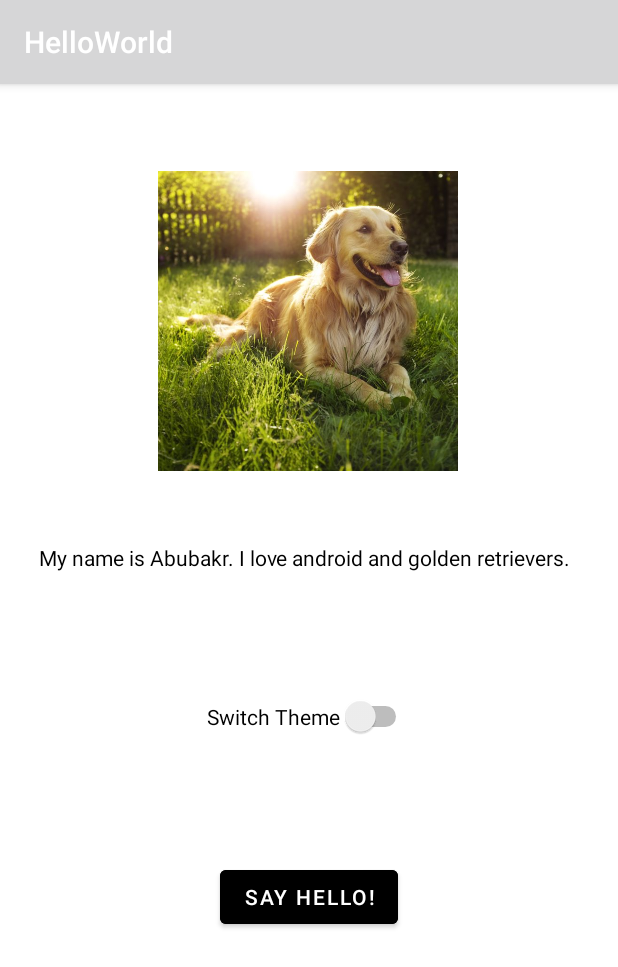
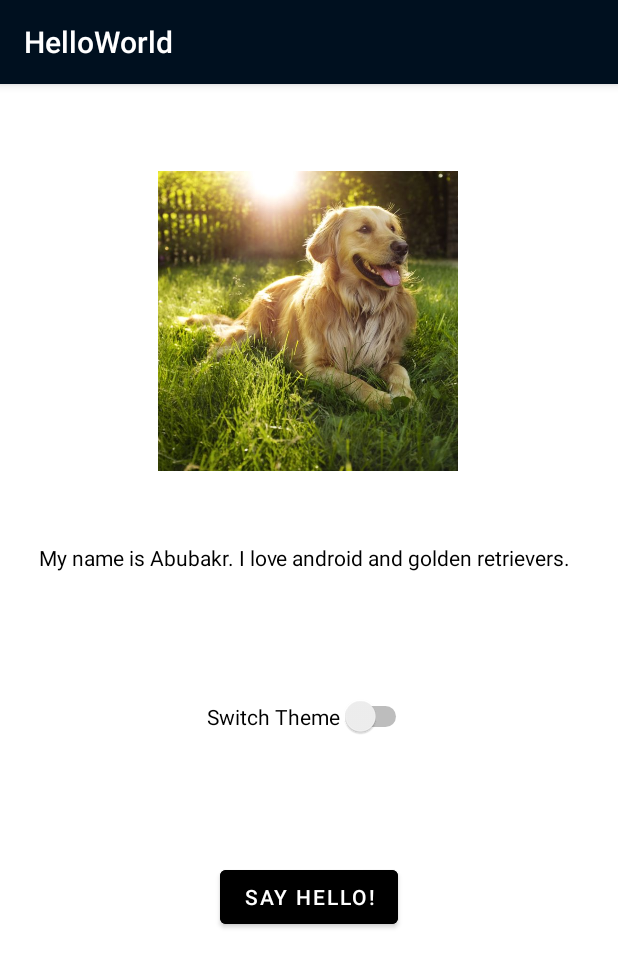
Before and after one commit to aelsobky/HelloWorld1, an Android app: the screen it shows after launch (MainActivity), on a phone screen of 412 x 824 dp. Shown: the top 967 px of the screen. Run offline under Robolectric (Android 15) with nearby library versions, the phone set to English and light mode, and no system bars.

Commit message:
Adding the updated colors.xml file

```diff
--- a/app/src/main/res/values/colors.xml
+++ b/app/src/main/res/values/colors.xml
@@ -7,4 +7,7 @@
     <color name="teal_700">#FF018786</color>
     <color name="black">#FF000000</color>
     <color name="white">#FFFFFFFF</color>
+    <color name="colorPrimary">#00101f</color>
+    <color name="colorPrimaryDark">#00101f</color>
+    <color name="colorAccent">@android:color/white</color>
 </resources>
```
